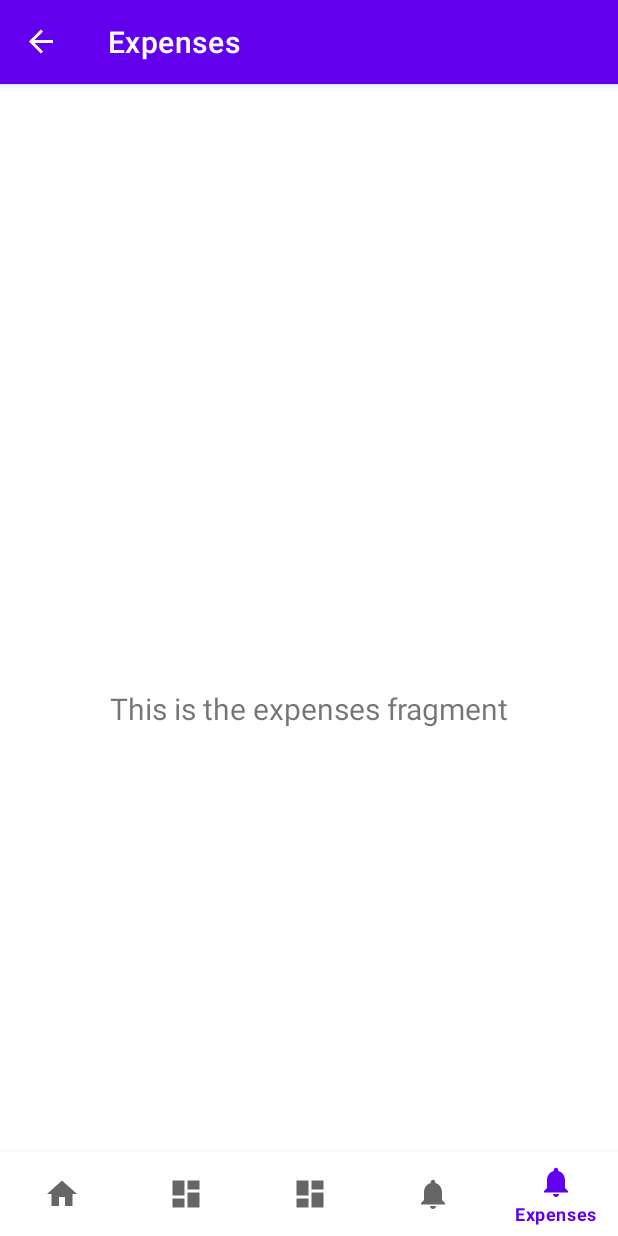
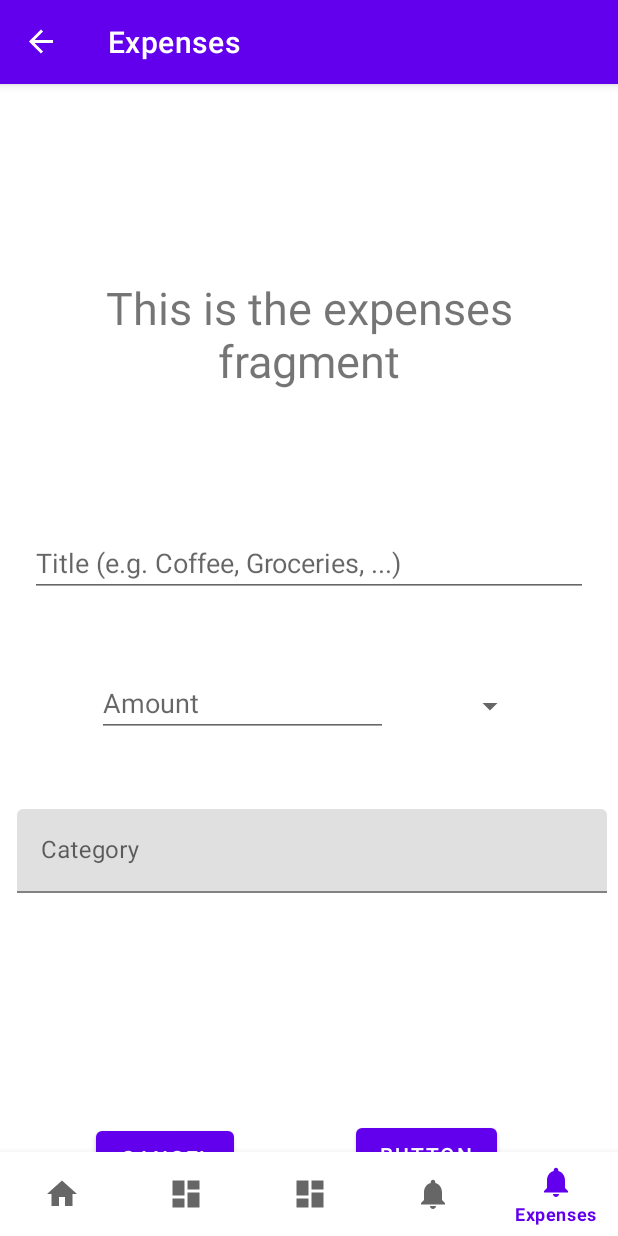
Before and after one commit to instantwolf/expense_management, an Android app: the ExpenseFragment screen opened through its navigation route, on a phone screen of 412 x 824 dp. Run offline under Robolectric (Android 15) with nearby library versions, the phone set to English and light mode, and no system bars; our stand-ins replace navigation-ui; 2 statements that could not run were skipped.

Commit message:
added expense view

```diff
--- a/app/src/main/res/layout/fragment_expense.xml
+++ b/app/src/main/res/layout/fragment_expense.xml
@@ -6,6 +6,17 @@
     android:layout_height="match_parent"
     tools:context=".ui.expense.ExpenseFragment">
 
+    <Spinner
+        android:id="@+id/spinner"
+        android:layout_width="wrap_content"
+        android:layout_height="wrap_content"
+        android:layout_marginEnd="20dp"
+        app:layout_constraintBottom_toTopOf="@+id/textInputLayout3"
+        app:layout_constraintEnd_toEndOf="parent"
+        app:layout_constraintStart_toEndOf="@+id/textInputEditText2"
+        app:layout_constraintTop_toBottomOf="@+id/textInputEditText"
+        app:layout_constraintVertical_bias="0.515" />
+
     <TextView
         android:id="@+id/text_expense"
         android:layout_width="match_parent"
@@ -13,10 +24,90 @@
         android:layout_marginStart="8dp"
         android:layout_marginTop="8dp"
         android:layout_marginEnd="8dp"
+        android:text="Add Expense"
         android:textAlignment="center"
-        android:textSize="20sp"
+        android:textSize="30sp"
+        app:layout_constraintBottom_toBottomOf="parent"
+        app:layout_constraintEnd_toEndOf="parent"
+        app:layout_constraintHorizontal_bias="0.0"
+        app:layout_constraintStart_toStartOf="parent"
+        app:layout_constraintTop_toTopOf="parent"
+        app:layout_constraintVertical_bias="0.103" />
+
+    <com.google.android.material.textfield.TextInputLayout
+        android:id="@+id/textInputLayout"
+        android:layout_width="409dp"
+        android:layout_height="wrap_content"
+        android:layout_marginStart="20dp"
+        android:layout_marginEnd="20dp"
+        app:layout_constraintEnd_toEndOf="parent"
+        app:layout_constraintStart_toStartOf="parent"
+        app:layout_constraintTop_toBottomOf="@+id/text_expense">
+
+    </com.google.android.material.textfield.TextInputLayout>
+
+    <com.google.android.material.textfield.TextInputLayout
+        android:id="@+id/textInputLayout3"
+        android:layout_width="409dp"
+        android:layout_height="wrap_content"
+        android:layout_marginStart="20dp"
+        android:layout_marginTop="50dp"
         app:layout_constraintBottom_toBottomOf="parent"
         app:layout_constraintEnd_toEndOf="parent"
         app:layout_constraintStart_toStartOf="parent"
-        app:layout_constraintTop_toTopOf="parent" />
+        app:layout_constraintTop_toBottomOf="@+id/textInputLayout">
+
+        <com.google.android.material.textfield.TextInputEditText
+            android:layout_width="393dp"
+            android:layout_height="wrap_content"
+            android:hint="Category" />
+    </com.google.android.material.textfield.TextInputLayout>
+
+    <Button
+        android:id="@+id/button"
+        android:layout_width="wrap_content"
+        android:layout_height="wrap_content"
+        android:layout_marginBottom="30dp"
+        android:text="Button"
+        app:layout_constraintBottom_toBottomOf="parent"
+        app:layout_constraintEnd_toEndOf="parent"
+        app:layout_constraintStart_toEndOf="@+id/button2" />
+
+    <Button
+        android:id="@+id/button2"
+        android:layout_width="wrap_content"
+        android:layout_height="wrap_content"
+        android:layout_marginStart="64dp"
+        android:layout_marginBottom="28dp"
+        android:text="Cancel"
+        app:layout_constraintBottom_toBottomOf="parent"
+        app:layout_constraintStart_toStartOf="parent" />
+
+    <com.google.android.material.textfield.TextInputEditText
+        android:id="@+id/textInputEditText"
+        android:layout_width="match_parent"
+        android:layout_height="wrap_content"
+        android:layout_marginStart="20dp"
+        android:layout_marginEnd="20dp"
+        android:layout_marginBottom="50dp"
+        android:hint="Title (e.g. Coffee, Groceries, ...)"
+        app:layout_constraintBottom_toTopOf="@+id/textInputLayout3"
+        app:layout_constraintEnd_toEndOf="parent"
+        app:layout_constraintStart_toStartOf="parent"
+        app:layout_constraintTop_toBottomOf="@+id/text_expense" />
+
+    <com.google.android.material.textfield.TextInputEditText
+        android:id="@+id/textInputEditText2"
+        android:layout_width="194dp"
+        android:layout_height="wrap_content"
+        android:layout_marginStart="23dp"
+        android:layout_marginTop="50dp"
+        android:layout_marginEnd="2dp"
+        android:layout_marginBottom="50dp"
+        android:hint="Amount"
+        app:layout_constraintBottom_toTopOf="@+id/textInputLayout3"
+        app:layout_constraintEnd_toStartOf="@+id/spinner"
+        app:layout_constraintStart_toStartOf="parent"
+        app:layout_constraintTop_toBottomOf="@+id/textInputEditText" />
+
 </androidx.constraintlayout.widget.ConstraintLayout>
```
